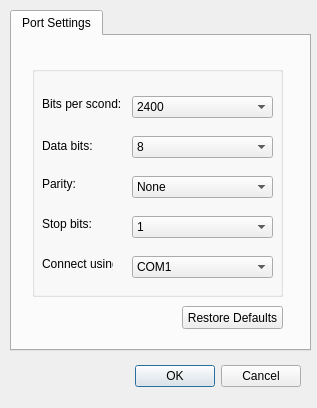
First picture: the form in configdialog.ui, repository dshin21/DumbTerminal, before the edit.
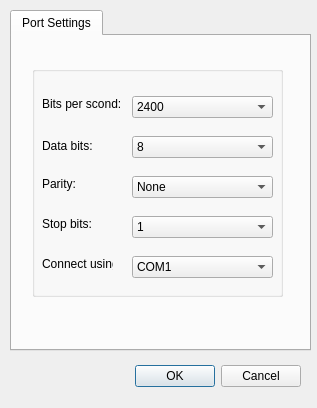
Second picture: the form after the edit.

Commit message: before adding help

What changed in the file:
```diff
--- a/configdialog.ui
+++ b/configdialog.ui
@@ -263,19 +263,6 @@
       </item>
      </widget>
     </widget>
-    <widget class="QPushButton" name="pushButtonRestoreDefaults">
-     <property name="geometry">
-      <rect>
-       <x>170</x>
-       <y>270</y>
-       <width>101</width>
-       <height>23</height>
-      </rect>
-     </property>
-     <property name="text">
-      <string>Restore Defaults</string>
-     </property>
-    </widget>
    </widget>
   </widget>
  </widget>
```
The commit also changes 1 other file.
